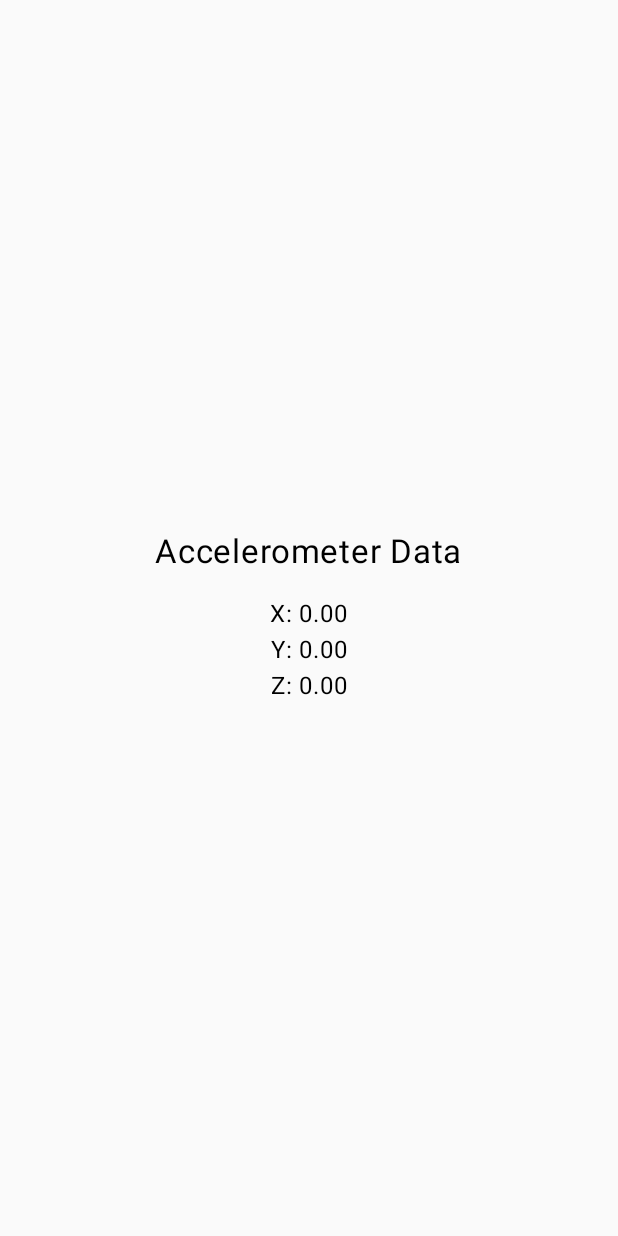
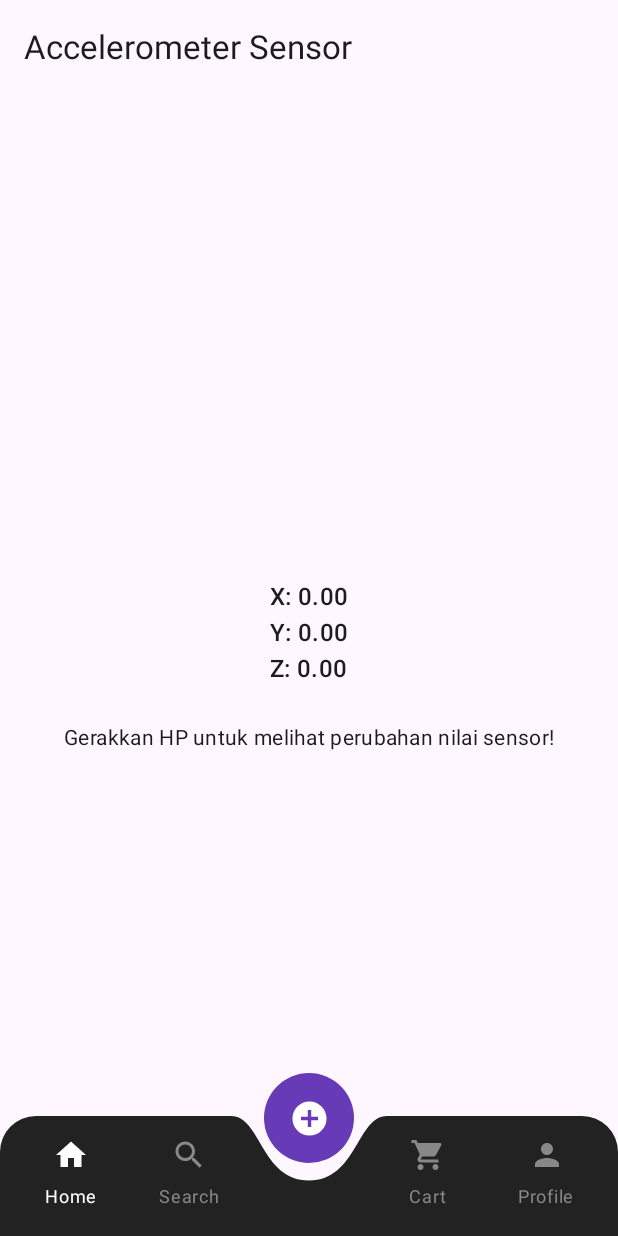
Before and after one commit to fakhrulzidan/Final-Project, an Android app built with Jetpack Compose: the screen it shows after launch (MainActivity), on a phone screen of 412 x 824 dp. Run offline under Robolectric (Android 15) with nearby library versions, the phone set to English and light mode, and no system bars.

Commit message:
add bottom navbar

```diff
--- a/app/src/main/java/com/project/skripsi/MainActivity.kt
+++ b/app/src/main/java/com/project/skripsi/MainActivity.kt
@@ -10,6 +10,7 @@ import androidx.activity.ComponentActivity
 import androidx.activity.compose.setContent
 import androidx.activity.enableEdgeToEdge
 import androidx.compose.foundation.layout.Arrangement
+import androidx.compose.foundation.layout.Box
 import androidx.compose.foundation.layout.Column
 import androidx.compose.foundation.layout.Spacer
 import androidx.compose.foundation.layout.fillMaxSize
@@ -25,101 +26,42 @@ import androidx.compose.ui.Modifier
 import androidx.compose.ui.tooling.preview.Preview
 import androidx.compose.ui.unit.dp
 import androidx.compose.ui.unit.sp
-import com.project.skripsi.ui.theme.SkripsiTheme
+import com.project.skripsi.components.CustomBottomNavBar
+import com.project.skripsi.sensors.AccelerometerSensor
+import com.project.skripsi.ui.accelerometer.AccelerometerScreen
 
-class MainActivity : ComponentActivity(), SensorEventListener {
+class MainActivity : ComponentActivity() {
 
-    private lateinit var sensorManager: SensorManager
-    private var accelerometer: Sensor? = null
-
-    private var _x = mutableStateOf(0f)
-    private var _y = mutableStateOf(0f)
-    private var _z = mutableStateOf(0f)
+    private lateinit var accelerometerSensor: AccelerometerSensor
 
     override fun onCreate(savedInstanceState: Bundle?) {
         super.onCreate(savedInstanceState)
-
-        // Ambil sensor manager dari sistem
-        sensorManager = getSystemService(Context.SENSOR_SERVICE) as SensorManager
-        accelerometer = sensorManager.getDefaultSensor(Sensor.TYPE_ACCELEROMETER)
+        accelerometerSensor = AccelerometerSensor(this)
 
         setContent {
             MaterialTheme {
-                AccelerometerUI(x = _x.value, y = _y.value, z = _z.value)
+                Scaffold(
+                    bottomBar = { CustomBottomNavBar() }
+                ) { innerPadding ->
+                    AccelerometerScreen(
+                        xValue = accelerometerSensor.x.value,
+                        yValue = accelerometerSensor.y.value,
+                        zValue = accelerometerSensor.z.value,
+                        modifier = Modifier
+                            .fillMaxSize()
+                            .padding(innerPadding) //
+                    )
+                }
             }
         }
     }
 
     override fun onResume() {
         super.onResume()
-        accelerometer?.also { sensor ->
-            sensorManager.registerListener(this, sensor, SensorManager.SENSOR_DELAY_NORMAL)
-        }
+        accelerometerSensor.startListening()
     }
-
     override fun onPause() {
         super.onPause()
-        sensorManager.unregisterListener(this)
-    }
-
-    override fun onSensorChanged(event: SensorEvent?) {
-        event?.let {
-            _x.value = it.values[0]
-            _y.value = it.values[1]
-            _z.value = it.values[2]
-        }
-    }
-
-    override fun onAccuracyChanged(sensor: Sensor?, accuracy: Int) {
-        // tidak digunakan
+        accelerometerSensor.stopListening()
     }
 }
-
-@Composable
-fun AccelerometerUI(x: Float, y: Float, z: Float) {
-    Column(
-        modifier = Modifier
-            .fillMaxSize()
-            .padding(24.dp),
-        verticalArrangement = Arrangement.Center,
-        horizontalAlignment = Alignment.CenterHorizontally
-    ) {
-        Text("Accelerometer Data", fontSize = 22.sp)
-        Spacer(modifier = Modifier.height(16.dp))
-        Text(text = "X: %.2f".format(x))
-        Text(text = "Y: %.2f".format(y))
-        Text(text = "Z: %.2f".format(z))
-    }
-}
-//class MainActivity : ComponentActivity() {
-//    override fun onCreate(savedInstanceState: Bundle?) {
-//        super.onCreate(savedInstanceState)
-//        enableEdgeToEdge()
-//        setContent {
-//            SkripsiTheme {
-//                Scaffold(modifier = Modifier.fillMaxSize()) { innerPadding ->
-//                    Greeting(
-//                        name = "Android",
-//                        modifier = Modifier.padding(innerPadding)
-//                    )
-//                }
-//            }
-//        }
-//    }
-//}
-//
-//@Composable
-//fun Greeting(name: String, modifier: Modifier = Modifier) {
-//    Text(
-//        text = "Hello $name!",
-//        modifier = modifier
-//    )
-//}
-//
-//@Preview(showBackground = true)
-//@Composable
-//fun GreetingPreview() {
-//    SkripsiTheme {
-//        Greeting("Android")
-//    }
-//}
--- /dev/null
+++ b/app/src/main/java/com/project/skripsi/components/BottomNavBar.kt
@@ -0,0 +1,257 @@
+package com.project.skripsi.components
+
+import androidx.compose.animation.animateColorAsState
+import androidx.compose.animation.core.tween
+import androidx.compose.foundation.background
+import androidx.compose.foundation.clickable
+import androidx.compose.foundation.layout.*
+import androidx.compose.material.icons.Icons
+import androidx.compose.material.icons.filled.Home
+import androidx.compose.material.icons.filled.Person
+import androidx.compose.material.icons.filled.Search
+import androidx.compose.material3.*
+import androidx.compose.runtime.*
+import androidx.compose.ui.Alignment
+import androidx.compose.ui.Modifier
+import androidx.compose.ui.graphics.Color
+import androidx.compose.ui.graphics.vector.ImageVector
+import androidx.compose.ui.tooling.preview.Preview
+import androidx.compose.ui.unit.dp
+import androidx.compose.ui.unit.sp
+import androidx.compose.material.icons.filled.ShoppingCart
+import androidx.compose.ui.graphics.graphicsLayer // Import for custom shape rendering
+import androidx.compose.ui.graphics.Outline
+import androidx.compose.ui.graphics.Path
+import androidx.compose.ui.graphics.Shape
+import androidx.compose.ui.geometry.Size
+import androidx.compose.ui.unit.Density
+import androidx.compose.ui.unit.LayoutDirection
+import androidx.compose.foundation.shape.RoundedCornerShape
+import androidx.compose.material.icons.filled.AddCircle
+import androidx.compose.ui.unit.Dp
+
+// 1. Data class for Navigation Items (unchanged)
+data class NavItem(val title: String, val icon: ImageVector)
+
+// 2. Composable for a single Navigation Item (unchanged)
+@Composable
+fun RowScope.BottomNavItem(
+    item: NavItem,
+    isSelected: Boolean,
+    onClick: () -> Unit
+) {
+    val color = animateColorAsState(
+        targetValue = if (isSelected) Color.White else Color.Gray,
+        animationSpec = tween(300), label = "Nav Icon Color"
+    )
+
+    Column(
+        modifier = Modifier
+            .weight(1f)
+            .clickable(onClick = onClick)
+            .padding(vertical = 8.dp),
+        horizontalAlignment = Alignment.CenterHorizontally
+    ) {
+        Icon(
+            imageVector = item.icon,
+            contentDescription = item.title,
+            tint = color.value,
+            modifier = Modifier.size(24.dp)
+        )
+        Spacer(modifier = Modifier.height(4.dp))
+        Text(
+            text = item.title,
+            color = color.value,
+            fontSize = 12.sp
+        )
+    }
+}
+
+// 3. Custom Shape for the Bottom Bar with rounded corners and the central "wave" cutout
+class RoundedWavyCutoutShape(
+    private val cornerRadius: Dp,
+    private val cutoutRadius: Dp,
+    private val waveHeight: Dp,
+    private val centralOffsetFraction: Float // How much the wave dips relative to cutout center
+) : Shape {
+    override fun createOutline(
+        size: Size,
+        layoutDirection: LayoutDirection,
+        density: Density
+    ): Outline {
+        return Outline.Generic(
+            path = Path().apply {
+                val cornerRadiusPx = with(density) { cornerRadius.toPx() }
+                val cutoutRadiusPx = with(density) { cutoutRadius.toPx() }
+                val waveHeightPx = with(density) { waveHeight.toPx() }
+                val centerX = size.width / 2f
+                val cutoutStart = centerX - cutoutRadiusPx
+                val cutoutEnd = centerX + cutoutRadiusPx
+
+                // Start from bottom-left corner
+                moveTo(0f, size.height)
+                lineTo(0f, cornerRadiusPx)
+
+                // Top-left rounded corner
+                arcTo(
+                    rect = androidx.compose.ui.geometry.Rect(
+                        left = 0f,
+                        top = 0f,
+                        right = cornerRadiusPx * 2,
+                        bottom = cornerRadiusPx * 2
+                    ),
+                    startAngleDegrees = 180f,
+                    sweepAngleDegrees = 90f,
+                    forceMoveTo = false
+                )
+
+                // Line to the start of the cutout (straight top edge)
+                lineTo(cutoutStart - (cornerRadiusPx / 2), 0f) // Adjusted to start the wave earlier
+
+                // --- Wavy Cutout Section ---
+                // Start of the smooth wave dip
+                cubicTo(
+                    x1 = cutoutStart + (cutoutRadiusPx * 0.2f), y1 = 0f, // Control point 1
+                    x2 = centerX - (cutoutRadiusPx * centralOffsetFraction), y2 = waveHeightPx, // Control point 2 (deepest part)
+                    x3 = centerX, y3 = waveHeightPx
+                )
+                // End of the smooth wave dip
+                cubicTo(
+                    x1 = centerX + (cutoutRadiusPx * centralOffsetFraction), y1 = waveHeightPx, // Control point 3 (deepest part)
+                    x2 = cutoutEnd - (cutoutRadiusPx * 0.2f), y2 = 0f, // Control point 4
+                    x3 = cutoutEnd + (cornerRadiusPx / 2), y3 = 0f // Adjusted to end the wave later
+                )
+                // --- End Wavy Cutout Section ---
+
+                // Line from end of cutout to top-right rounded corner
+                lineTo(size.width - cornerRadiusPx, 0f)
+
+                // Top-right rounded corner
+                arcTo(
+                    rect = androidx.compose.ui.geometry.Rect(
+                        left = size.width - cornerRadiusPx * 2,
+                        top = 0f,
+                        right = size.width,
+                        bottom = cornerRadiusPx * 2
+                    ),
+                    startAngleDegrees = 270f,
+                    sweepAngleDegrees = 90f,
+                    forceMoveTo = false
+                )
+
+                // Line to bottom-right corner
+                lineTo(size.width, size.height)
+                close() // Close the path to form the shape
+            }
+        )
+    }
+}
+
+// 4. Composable for the Custom Bottom Navigation Bar
+@Composable
+fun CustomBottomNavBar() {
+    val items = listOf(
+        NavItem("Home", Icons.Default.Home),
+        NavItem("Search", Icons.Default.Search),
+        NavItem("Cart", Icons.Default.ShoppingCart),
+        NavItem("Profile", Icons.Default.Person)
+    )
+
+    var selectedItem by remember { mutableStateOf("Home") }
+
+    // Constants for the visual appearance
+    val navBarHeight = 80.dp
+    val centralIconSize = 60.dp
+    val centralIconBorderWidth = 10.dp // The "grape-like" margin/outline width
+    val centralIconColor = Color(0xFF673AB7) // Purple color from image
+    val darkBarColor = Color(0xFF222222) // Dark background color
+    val mainBackgroundColor = Color(0xFF121212) // A slightly darker background to show the border
+    val cornerRadius = 24.dp // Top corner radius
+    val cutoutRadius = (centralIconSize / 2f) + centralIconBorderWidth // Cutout includes the border
+    val waveDipHeight = 43.dp // How deep the wave goes
+
+    Box(
+        modifier = Modifier
+            .fillMaxWidth(),
+//            .height(navBarHeight + centralIconSize / 2 - 10.dp) // Adjust height to accommodate the floating icon
+//            .background(mainBackgroundColor), // Overall background to show the 'cutout' color
+        contentAlignment = Alignment.BottomCenter
+    ) {
+        // --- Layer 1: The custom shaped navigation bar ---
+        Surface(
+            modifier = Modifier
+                .fillMaxWidth()
+                .height(navBarHeight)
+                .align(Alignment.BottomCenter), // Align the Surface to the bottom
+            color = darkBarColor,
+            shape = RoundedWavyCutoutShape(
+                cornerRadius = cornerRadius,
+                cutoutRadius = cutoutRadius,
+                waveHeight = waveDipHeight,
+                centralOffsetFraction = 0.8f // Adjust this for wave shape
+            )
+        ) {
+            Row(
+                modifier = Modifier
+                    .fillMaxSize()
+                    .padding(horizontal = 8.dp), // Add padding for items
+                horizontalArrangement = Arrangement.SpaceAround,
+                verticalAlignment = Alignment.CenterVertically
+            ) {
+                // Determine the correct indices to skip the central "cutout" space
+                val navItems = items.subList(0, 2) + items.subList(2, items.size)
+
+                // Render the first two items
+                for (i in 0 until 2) {
+                    val item = navItems[i]
+                    BottomNavItem(item, selectedItem == item.title) {
+                        selectedItem = item.title
+                    }
+                }
+
+                // Spacer for the central icon area (including its border)
+                Spacer(modifier = Modifier.width(cutoutRadius * 2))
+
+                // Render the last two items
+                for (i in 2 until navItems.size) {
+                    val item = navItems[i]
+                    BottomNavItem(item, selectedItem == item.title) {
+                        selectedItem = item.title
+                    }
+                }
+            }
+        }
+
+        // --- Layer 2: The central "grape-like" icon ---
+        Box(
+            modifier = Modifier
+                .size(centralIconSize)
+                .align(Alignment.TopCenter) // Position relative to the parent Box
+                .offset(y = (-navBarHeight / 2) + (waveDipHeight / 2) - 10.dp) // Lift it to sit in the dip
+                .background(centralIconColor, shape = RoundedCornerShape(percent = 50)), // Central purple circle
+            contentAlignment = Alignment.Center
+        ) {
+            Icon(
+                imageVector = Icons.Default.AddCircle,
+                contentDescription = "Store",
+                tint = Color.White,
+                modifier = Modifier.size(centralIconSize * 0.45f)
+            )
+        }
+    }
+}
+
+
+// 5. Preview the result
+@Preview(showBackground = true, widthDp = 360, heightDp = 200)
+@Composable
+fun PreviewCustomBottomNavBar() {
+    Surface(color = Color.Black) {
+        Column(
+            modifier = Modifier.fillMaxSize(),
+            verticalArrangement = Arrangement.Bottom
+        ) {
+            CustomBottomNavBar()
+        }
+    }
+}
--- /dev/null
+++ b/app/src/main/java/com/project/skripsi/sensors/AccelerometerSensor.kt
@@ -0,0 +1,38 @@
+package com.project.skripsi.sensors
+
+import android.content.Context
+import android.hardware.Sensor
+import android.hardware.SensorEvent
+import android.hardware.SensorEventListener
+import android.hardware.SensorManager
+import androidx.compose.runtime.mutableStateOf
+
+class AccelerometerSensor(context: Context) : SensorEventListener {
+
+    private val sensorManager = context.getSystemService(Context.SENSOR_SERVICE) as SensorManager
+    private val accelerometer = sensorManager.getDefaultSensor(Sensor.TYPE_ACCELEROMETER)
+
+    val x = mutableStateOf(0f)
+    val y = mutableStateOf(0f)
+    val z = mutableStateOf(0f)
+
+    fun startListening() {
+        accelerometer?.also {
+            sensorManager.registerListener(this, it, SensorManager.SENSOR_DELAY_NORMAL)
+        }
+    }
+
+    fun stopListening() {
+        sensorManager.unregisterListener(this)
+    }
+
+    override fun onSensorChanged(event: SensorEvent?) {
+        event?.let {
+            x.value = it.values[0]
+            y.value = it.values[1]
+            z.value = it.values[2]
+        }
+    }
+
+    override fun onAccuracyChanged(sensor: Sensor?, accuracy: Int) {}
+}
--- /dev/null
+++ b/app/src/main/java/com/project/skripsi/ui/accelerometer/AccelerometerScreen.kt
@@ -0,0 +1,62 @@
+package com.project.skripsi.ui.accelerometer
+
+import androidx.compose.foundation.layout.*
+import androidx.compose.material3.ExperimentalMaterial3Api
+import androidx.compose.material3.MaterialTheme
+import androidx.compose.material3.Scaffold
+import androidx.compose.material3.Text
+import androidx.compose.material3.TopAppBar
+import androidx.compose.runtime.Composable
+import androidx.compose.ui.Alignment
+import androidx.compose.ui.Modifier
+import androidx.compose.ui.tooling.preview.Preview
+import androidx.compose.ui.unit.dp
+import com.project.skripsi.ui.theme.SkripsiTheme
+
+@OptIn(ExperimentalMaterial3Api::class)
+@Composable
+fun AccelerometerScreen(
+    xValue: Float,
+    yValue: Float,
+    zValue: Float,
+    modifier: Modifier= Modifier
+) {
+    Scaffold(
+        topBar = {
+            TopAppBar(
+                title = { Text("Accelerometer Sensor") }
+            )
+        }
+    ) { paddingValues ->
+        Column(
+            modifier = Modifier
+                .padding(paddingValues)
+                .fillMaxSize()
+                .padding(16.dp),
+            verticalArrangement = Arrangement.Center,
+            horizontalAlignment = Alignment.CenterHorizontally
+        ) {
+            Text(text = "X: %.2f".format(xValue), style = MaterialTheme.typography.titleMedium)
+            Text(text = "Y: %.2f".format(yValue), style = MaterialTheme.typography.titleMedium)
+            Text(text = "Z: %.2f".format(zValue), style = MaterialTheme.typography.titleMedium)
+
+            Spacer(modifier = Modifier.height(24.dp))
+            Text(
+                text = "Gerakkan HP untuk melihat perubahan nilai sensor!",
+                style = MaterialTheme.typography.bodyMedium
+            )
+        }
+    }
+}
+
+@Preview(showBackground = true)
+@Composable
+fun PreviewAccelerometerScreen() {
+    SkripsiTheme {   // Ganti dengan nama tema kamu (misal SkripsiTheme)
+        AccelerometerScreen(
+            xValue = 0.12f,
+            yValue = -9.81f,
+            zValue = 3.45f
+        )
+    }
+}
```
